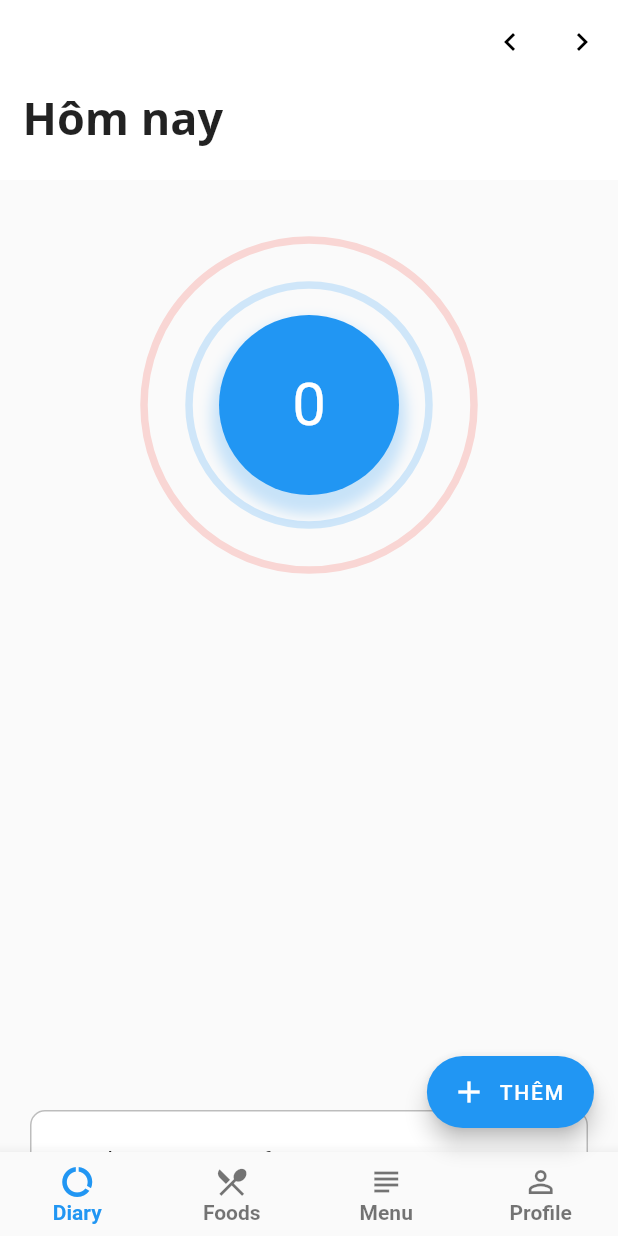
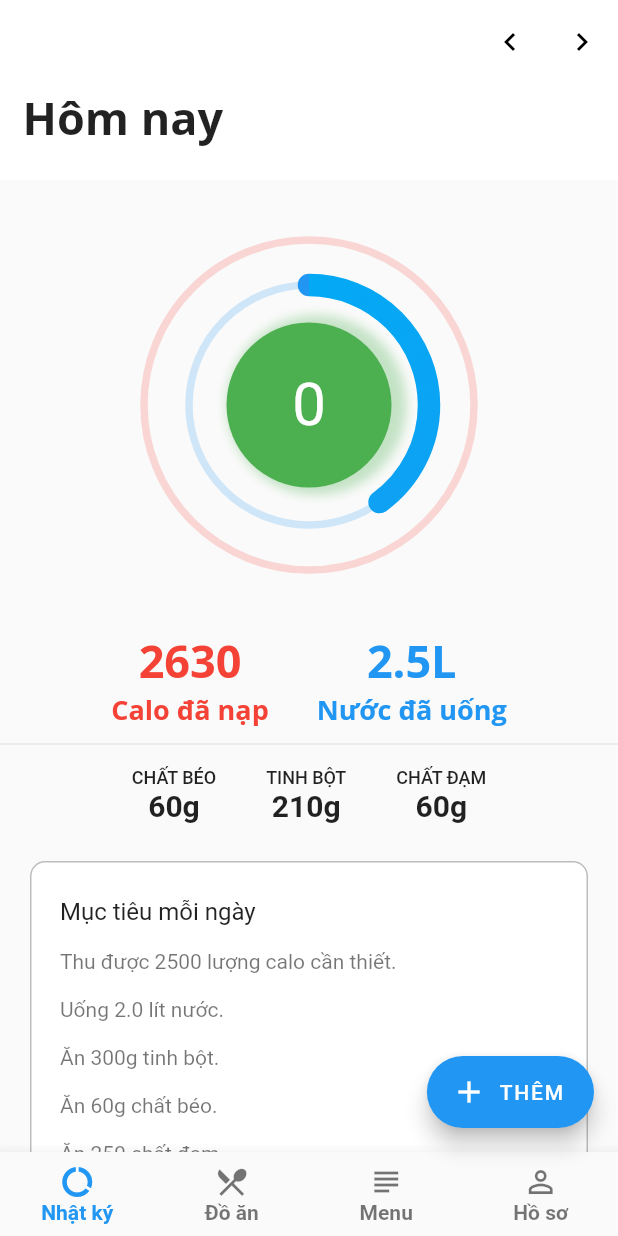
Before and after one commit to trunghieu2570/calories, a Flutter app: the screen it shows after launch, on a phone screen of 412 x 824 dp. Run offline on Flutter 3.47's test engine with Material 2 defaults, Android fonts, the phone set to English and light mode, and no system bars.

Commit message:
modify donut_chart.dart

```diff
--- a/lib/components/donut_chart.dart
+++ b/lib/components/donut_chart.dart
@@ -2,45 +2,90 @@ import 'dart:math';
 import 'dart:ui';
 import 'package:flutter/material.dart';
 import 'package:flutter/widgets.dart';
+import 'package:calories/util.dart' as Util;
 
 class DonutChartPainter extends CustomPainter {
   double value;
   DonutChartPainter({this.value});
+
+  final circlePaint = new Paint()
+    ..style = PaintingStyle.stroke
+    ..strokeWidth = 5;
+  //arc
+  final arcPaint = new Paint()
+    ..style = PaintingStyle.stroke
+    ..strokeCap = StrokeCap.round
+    ..strokeWidth = 15;
+
+  final redGradient = new SweepGradient(
+    colors: [
+      Colors.red[200],
+      Colors.red,
+    ],
+  );
+  final blueGradient = new SweepGradient(
+    colors: [
+      Colors.lightBlue,
+      Colors.blue,
+    ],
+  );
+  //paint2
+  final paint2 = new Paint()
+    ..color = Colors.red
+    ..style = PaintingStyle.stroke
+    ..strokeCap = StrokeCap.round
+    ..strokeJoin = StrokeJoin.round
+    ..strokeWidth = 12;
+  //shadow
+  final shadowPaint = new Paint()
+    ..color = Colors.green.withAlpha(80)
+    ..maskFilter = MaskFilter.blur(BlurStyle.normal, 3.5);
+
   @override
   void paint(Canvas canvas, Size size) {
-    var rect = Offset.zero & size;
-    canvas.clipRect(rect);
-    Paint paint1 = new Paint()
-      ..color = Colors.red.withAlpha(50)
-      ..style = PaintingStyle.stroke
-      ..strokeCap = StrokeCap.round
-      ..strokeWidth = 5;
-    Paint paint2 = new Paint()
-      ..color = Colors.red
-      ..style = PaintingStyle.stroke
-      ..strokeCap = StrokeCap.round
-      ..strokeWidth = 15;
-    Paint shadowPaint = new Paint()
-      ..color = Colors.blue.withAlpha(60)
-      ..maskFilter = MaskFilter.blur(BlurStyle.normal, 4.5);
-
+    canvas.save();
+    //Xoay canvas
+    Offset rotated = Util.rotateOffset(angle: -pi / 2, size: size);
+    canvas.translate(rotated.dx, rotated.dy);
+    canvas.rotate(-pi / 2);
+    //Draw
     Offset center = new Offset(size.width / 2, size.height / 2);
     double radius = min(size.width / 2, size.height / 2);
     double sweep1 = 2 * pi * (value / 100);
-    double sweep2 = 2 * pi * (0 / 100);
+    double sweep2 = 2 * pi * (40 / 100);
+    //Draw circle
+    canvas.drawOval(Rect.fromCircle(center: center, radius: radius - 20),
+        circlePaint..color = Colors.red.withAlpha(50));
+    canvas.drawOval(Rect.fromCircle(center: center, radius: radius - 50),
+        circlePaint..color = Colors.blue.withAlpha(50));
+    //DrawArc
+    canvas.drawArc(
+        Rect.fromCircle(center: center, radius: radius - 20),
+        0,
+        sweep1,
+        false,
+        arcPaint
+          ..color = Colors.red
+          ..shader = redGradient
+              .createShader(Rect.fromCircle(center: center, radius: radius)));
+    canvas.drawArc(
+        Rect.fromCircle(center: center, radius: radius - 50),
+        0,
+        sweep2,
+        false,
+        arcPaint
+          ..color = Colors.blue
+          ..shader = blueGradient
+              .createShader(Rect.fromCircle(center: center, radius: radius)));
     canvas.drawOval(
-        Rect.fromCircle(center: center, radius: radius - 20), paint1);
-    canvas.drawOval(Rect.fromCircle(center: center, radius: radius - 50),
-        paint1..color = Colors.blue.withAlpha(50));
-    canvas.drawArc(Rect.fromCircle(center: center, radius: radius - 20),
-        -pi / 2, sweep1, false, paint2..color = Colors.red);
-    canvas.drawArc(Rect.fromCircle(center: center, radius: radius - 50),
-        -pi / 2, sweep2, false, paint2..color = Colors.blue);
+        Rect.fromCircle(center: center.translate(0, 5), radius: radius - 70),
+        shadowPaint);
     canvas.drawOval(
-        Rect.fromCircle(center: center.translate(0, 8), radius: radius - 65),
-        shadowPaint);
-    canvas.drawOval(Rect.fromCircle(center: center, radius: radius - 70),
-        paint2..style = PaintingStyle.fill);
+        Rect.fromCircle(center: center, radius: radius - 75),
+        paint2
+          ..style = PaintingStyle.fill
+          ..color = Colors.green);
+    canvas.restore();
   }
 
   @override
@@ -56,8 +101,6 @@ class DonutChart extends StatefulWidget {
 }
 
 class DonutChartState extends State<DonutChart> with TickerProviderStateMixin {
-
-
   double value;
   AnimationController valueAnimationController;
 
@@ -77,13 +120,12 @@ class DonutChartState extends State<DonutChart> with TickerProviderStateMixin {
       });
   }
 
-  void playAnimation(){
+  void playAnimation() {
     valueAnimationController.forward(from: 0.0);
   }
 
   @override
   Widget build(BuildContext context) {
-
     return Container(
       child: CustomPaint(
           painter: DonutChartPainter(value: value),
--- a/lib/components/small_donut_chart.dart
+++ b/lib/components/small_donut_chart.dart
@@ -14,7 +14,7 @@ class SmallDonutChartPainter extends CustomPainter {
       ..color = Colors.red
       ..style = PaintingStyle.stroke
       ..strokeCap = StrokeCap.butt
-      ..strokeWidth = 30;
+      ..strokeWidth = 5;
 
     Offset center = new Offset(size.width / 2, size.height / 2);
     double radius = min(size.width / 2, size.height / 2);
--- a/lib/main.dart
+++ b/lib/main.dart
@@ -5,7 +5,7 @@ import 'package:flutter/services.dart';
 
 void main() => runApp(MyApp());
 
-GlobalKey<SmallDonutChartState> globalKey = GlobalKey();
+GlobalKey<DonutChartState> globalKey = GlobalKey();
 
 class MyApp extends StatelessWidget {
   @override
@@ -25,9 +25,7 @@ class MyApp extends StatelessWidget {
               title: TextStyle(
             fontWeight: FontWeight.bold,
             fontFamily: "OpenSans",
-          )
-        )
-      ),
+          ))),
       home: MyHomePage(title: 'Hôm nay'),
     );
   }
@@ -135,13 +133,142 @@ class MyHomePageState extends State<MyHomePage> with WidgetsBindingObserver {
               Container(
                 height: 300,
                 padding: EdgeInsets.all(20),
-                child: DonutChart(),
+                child: DonutChart(key: globalKey,),
               ),
-              Container(
-                height: 300,
-                width: 300,
-                padding: EdgeInsets.all(80),
-                child: SmallDonutChart(key: globalKey,),
+              Row(
+                mainAxisAlignment: MainAxisAlignment.center,
+                children: <Widget>[
+                  FlatButton(
+                    child: Column(
+                      children: <Widget>[
+                        Text(
+                          "2630",
+                          style: TextStyle(
+                            fontSize: 30,
+                            fontFamily: "OpenSans",
+                            color: Colors.red,
+                            fontWeight: FontWeight.bold,
+                          ),
+                        ),
+                        Text(
+                          "Calo đã nạp",
+                          style: TextStyle(
+                            fontSize: 18,
+                            fontFamily: "OpenSans",
+                            color: Colors.red,
+                            fontWeight: FontWeight.bold,
+                          ),
+                        ),
+                      ],
+                    ),
+                    onPressed: () => _incrementCounter(),
+                  ),
+                  FlatButton(
+                    child: Column(
+                      children: <Widget>[
+                        Text(
+                          "2.5L",
+                          style: TextStyle(
+                            fontSize: 30,
+                            fontFamily: "OpenSans",
+                            color: Colors.blue,
+                            fontWeight: FontWeight.bold,
+                          ),
+                        ),
+                        Text(
+                          "Nước đã uống",
+                          style: TextStyle(
+                            fontSize: 18,
+                            fontFamily: "OpenSans",
+                            color: Colors.blue,
+                            fontWeight: FontWeight.bold,
+                          ),
+                        ),
+                      ],
+                    ),
+                    onPressed: () => _incrementCounter(),
+                  ),
+                ],
+              ),
+              Divider(
+                height: 20,
+              ),
+              Row(
+                mainAxisAlignment: MainAxisAlignment.center,
+                children: <Widget>[
+                  FlatButton(
+                    shape: RoundedRectangleBorder(
+                      borderRadius: BorderRadius.circular(50),
+                    ),
+                    child: Column(
+                      mainAxisAlignment: MainAxisAlignment.center,
+                      children: <Widget>[
+                        Text(
+                          "CHẤT BÉO",
+                          style: TextStyle(
+                            fontSize: 12,
+                          ),
+                        ),
+                        Text(
+                          "60g",
+                          style: TextStyle(
+                            fontSize: 20,
+                            fontWeight: FontWeight.bold,
+                          ),
+                        ),
+                      ],
+                    ),
+                    onPressed: () => _incrementCounter(),
+                  ),
+                  FlatButton(
+                    shape: RoundedRectangleBorder(
+                      borderRadius: BorderRadius.circular(50),
+                    ),
+                    child: Column(
+                      mainAxisAlignment: MainAxisAlignment.center,
+                      children: <Widget>[
+                        Text(
+                          "TINH BỘT",
+                          style: TextStyle(
+                            fontSize: 12,
+                          ),
+                        ),
+                        Text(
+                          "210g",
+                          style: TextStyle(
+                            fontSize: 20,
+                            fontWeight: FontWeight.bold,
+                          ),
+                        ),
+                      ],
+                    ),
+                    onPressed: () => _incrementCounter(),
+                  ),
+                  FlatButton(
+                    shape: RoundedRectangleBorder(
+                      borderRadius: BorderRadius.circular(50),
+                    ),
+                    child: Column(
+                      mainAxisAlignment: MainAxisAlignment.center,
+                      children: <Widget>[
+                        Text(
+                          "CHẤT ĐẠM",
+                          style: TextStyle(
+                            fontSize: 12,
+                          ),
+                        ),
+                        Text(
+                          "60g",
+                          style: TextStyle(
+                            fontSize: 20,
+                            fontWeight: FontWeight.bold,
+                          ),
+                        ),
+                      ],
+                    ),
+                    onPressed: () => _incrementCounter(),
+                  ),
+                ],
               ),
               Card(
                 elevation: 0,
@@ -155,10 +282,16 @@ class MyHomePageState extends State<MyHomePage> with WidgetsBindingObserver {
                   mainAxisSize: MainAxisSize.min,
                   children: <Widget>[
                     ListTile(
-                      contentPadding: EdgeInsets.only(left: 20, top: 20, right: 20),
-                      title: Text('A calorie is a unit of energy'),
-                      subtitle: Text(
-                          '\nIn nutrition, calories refer to the energy people get from the food and drink they consume, and the energy they use in physical activity. Calories are listed in the nutritional information on all food packaging. Many weight loss programs center around reducing the intake of calories..'),
+                      contentPadding:
+                          EdgeInsets.only(left: 20, top: 20, right: 20),
+                      title: Text('Mục tiêu mỗi ngày'),
+                      subtitle: Text("""
+                          \nThu được 2500 lượng calo cần thiết.
+                          \nUống 2.0 lít nước.
+                          \nĂn 300g tinh bột.
+                          \nĂn 60g chất béo.
+                          \nĂn 250 chất đạm.
+                          """),
                     ),
                     ButtonTheme.bar(
                       // make buttons use the appropriate styles for cards
@@ -169,7 +302,7 @@ class MyHomePageState extends State<MyHomePage> with WidgetsBindingObserver {
                             onPressed: () {/* ... */},
                           ),
                           FlatButton(
-                            child: const Text('Tìm hiểu thêm'),
+                            child: const Text('Chỉnh sửa mục tiêu'),
                             onPressed: () {/* ... */},
                           ),
                         ],
@@ -205,11 +338,11 @@ class MyHomePageState extends State<MyHomePage> with WidgetsBindingObserver {
         items: const <BottomNavigationBarItem>[
           BottomNavigationBarItem(
             icon: Icon(Icons.data_usage),
-            title: Text("Diary"),
+            title: Text("Nhật ký"),
           ),
           BottomNavigationBarItem(
             icon: Icon(Icons.local_dining),
-            title: Text("Foods"),
+            title: Text("Đồ ăn"),
           ),
           BottomNavigationBarItem(
             icon: Icon(Icons.subject),
@@ -217,7 +350,7 @@ class MyHomePageState extends State<MyHomePage> with WidgetsBindingObserver {
           ),
           BottomNavigationBarItem(
             icon: Icon(Icons.perm_identity),
-            title: Text("Profile"),
+            title: Text("Hồ sơ"),
           ),
         ],
       ),
--- /dev/null
+++ b/lib/util.dart
@@ -0,0 +1,14 @@
+import 'dart:math';
+import 'package:flutter/painting.dart';
+
+Offset rotateOffset({double angle, Size size}) {
+  final double r =
+      sqrt(size.width * size.width + size.height * size.height) / 2;
+  final alpha = atan(size.height / size.width);
+  final beta = alpha + angle;
+  final shiftY = r * sin(beta);
+  final shiftX = r * cos(beta);
+  final translateX = size.width / 2 - shiftX;
+  final translateY = size.height / 2 - shiftY;
+  return new Offset(translateX, translateY);
+}
```
Lines whose indentation alone changed are shown as unchanged.
